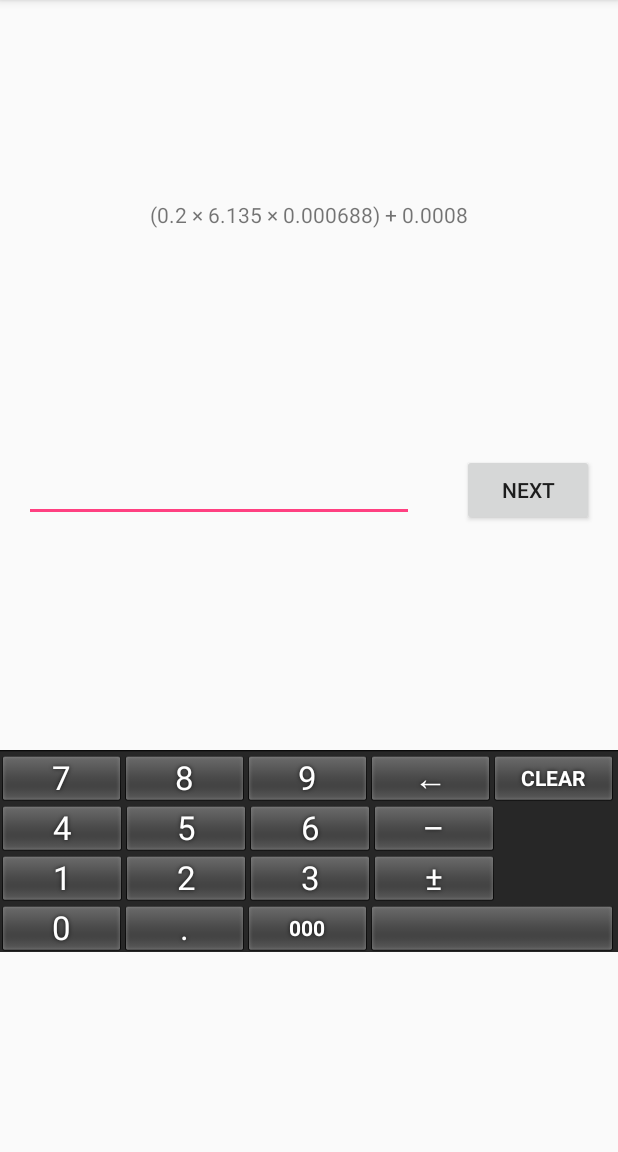
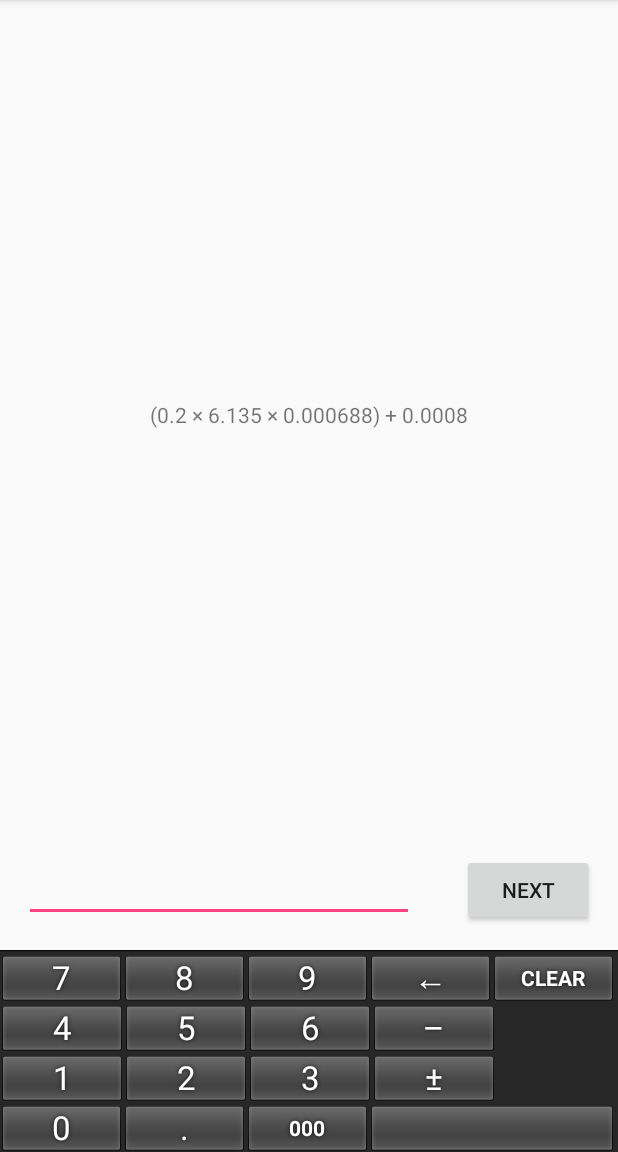
Before and after one commit to talflon/EstimateIt, an Android app: the QuestionActivity screen opened directly, with no data from a screen before it, on a phone screen of 412 x 824 dp, the part 84-1236 px from its top. Run offline under Robolectric (Android 15) with nearby library versions, the phone set to English and light mode, and no system bars.

Commit message:
move input to bottom in question view

```diff
--- a/app/src/main/res/layout/content_question.xml
+++ b/app/src/main/res/layout/content_question.xml
@@ -1,32 +1,28 @@
 <?xml version="1.0" encoding="utf-8"?>
-<android.support.constraint.ConstraintLayout xmlns:android="http://schemas.android.com/apk/res/android"
+<LinearLayout xmlns:android="http://schemas.android.com/apk/res/android"
     xmlns:app="http://schemas.android.com/apk/res-auto"
     xmlns:tools="http://schemas.android.com/tools"
     android:layout_width="match_parent"
     android:layout_height="match_parent"
     app:layout_behavior="@string/appbar_scrolling_view_behavior"
+    android:orientation="vertical"
     tools:context=".QuestionActivity"
     tools:showIn="@layout/activity_question">
 
     <TextView
         android:id="@+id/questionText"
-        android:layout_width="wrap_content"
-        android:layout_height="wrap_content"
+        android:layout_width="match_parent"
+        android:layout_height="0dp"
+        android:layout_weight="1"
+        android:gravity="center"
         android:text=""
-        app:layout_constraintEnd_toEndOf="parent"
-        app:layout_constraintStart_toStartOf="parent"
-        app:layout_constraintTop_toTopOf="parent"
-        app:layout_constraintBottom_toTopOf="@id/answerLine" />
+        tools:text="12.5 + 0.31" />
 
     <LinearLayout
         android:layout_width="match_parent"
         android:layout_height="wrap_content"
         android:id="@+id/answerLine"
         android:orientation="horizontal"
-        app:layout_constraintEnd_toEndOf="parent"
-        app:layout_constraintStart_toStartOf="parent"
-        app:layout_constraintTop_toBottomOf="@id/questionText"
-        app:layout_constraintBottom_toTopOf="@id/keyboard"
         android:layout_margin="@dimen/text_margin">
 
         <EditText
@@ -60,10 +56,6 @@
     <getzit.net.estimateit.AnswerKeyboardView
         android:id="@+id/keyboard"
         android:layout_width="match_parent"
-        android:layout_height="wrap_content"
-        app:layout_constraintStart_toStartOf="parent"
-        app:layout_constraintEnd_toEndOf="parent"
-        app:layout_constraintTop_toBottomOf="@id/answerLine"
-        app:layout_constraintBottom_toBottomOf="parent" />
+        android:layout_height="wrap_content" />
 
-</android.support.constraint.ConstraintLayout>
+</LinearLayout>
--- a/app/src/main/res/values/strings.xml
+++ b/app/src/main/res/values/strings.xml
@@ -10,5 +10,5 @@
     <string name="next_question">Next</string>
     <string name="answer_correct">Correct!</string>
     <string name="answer_incorrect">Wrong.</string>
-    <string name="keylabel_check">Check</string>
+    <string name="keylabel_check">CHECK</string>
 </resources>
```
